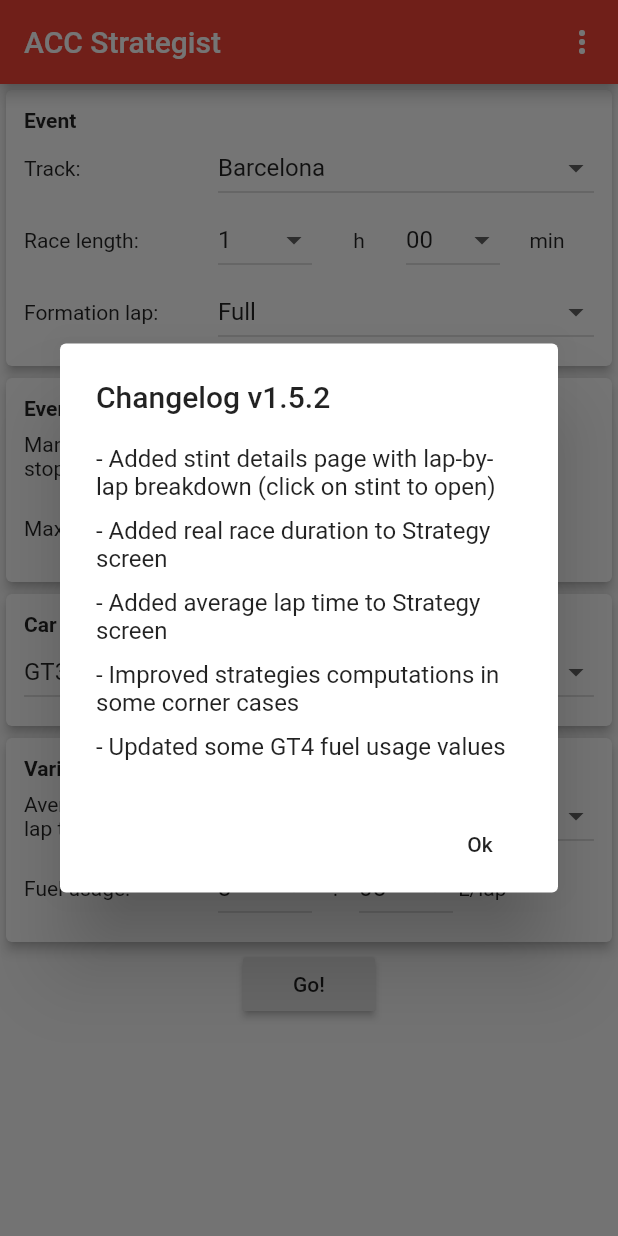
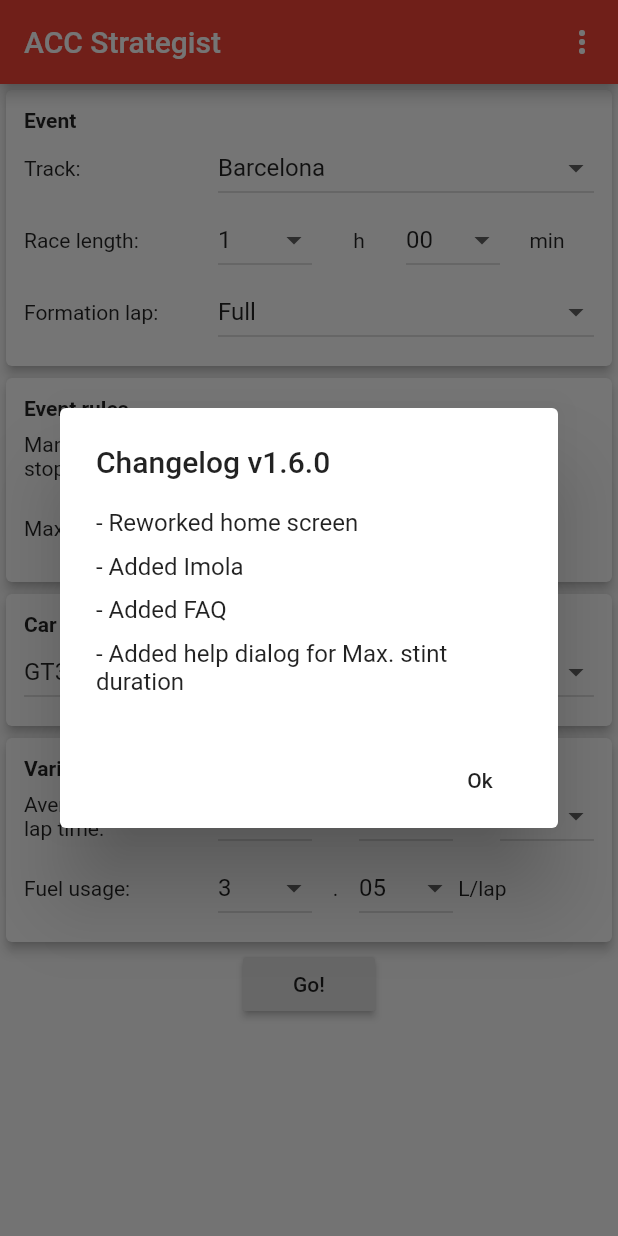
Before and after one commit to sylvainvillet/acc_race_strategy, a Flutter app: the screen it shows after launch, on a phone screen of 412 x 824 dp. Run offline on Flutter 3.47's test engine with Material 2 defaults, Android fonts, the phone set to English and light mode, and no system bars; our stand-ins replace package_info, shared_preferences, theme_provider.

Commit message:
Version 1.6.0, changelog

```diff
--- a/lib/main.dart
+++ b/lib/main.dart
@@ -275,15 +275,13 @@ class _HomePageState extends State<HomePage> {
         crossAxisAlignment: CrossAxisAlignment.start,
         children: <Widget>[
           Text(
-              '- Added stint details page with lap-by-lap breakdown (click on stint to open)'),
+              '- Reworked home screen'),
           SizedBox(height: margin),
-          Text('- Added real race duration to Strategy screen'),
+          Text('- Added Imola'),
           SizedBox(height: margin),
-          Text('- Added average lap time to Strategy screen'),
+          Text('- Added FAQ'),
           SizedBox(height: margin),
-          Text('- Improved strategies computations in some corner cases'),
-          SizedBox(height: margin),
-          Text('- Updated some GT4 fuel usage values'),
+          Text('- Added help dialog for Max. stint duration'),
         ],
       ),
     );
--- a/pubspec.yaml
+++ b/pubspec.yaml
@@ -15,7 +15,7 @@ publish_to: 'none' # Remove this line if you wish to publish to pub.dev
 # In iOS, build-name is used as CFBundleShortVersionString while build-number used as CFBundleVersion.
 # Read more about iOS versioning at
 # https://developer.apple.com/library/archive/documentation/General/Reference/InfoPlistKeyReference/Articles/CoreFoundationKeys.html
-version: 1.5.2+9
+version: 1.6.0+10
 
 environment:
   sdk: ">=2.7.0 <3.0.0"
```
